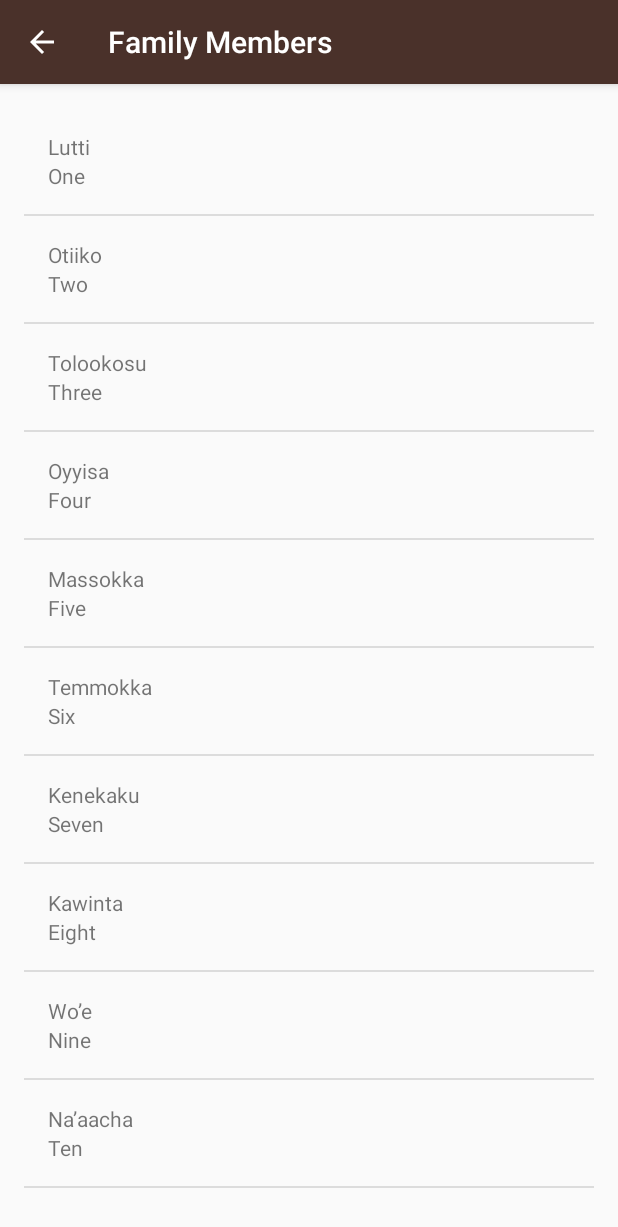
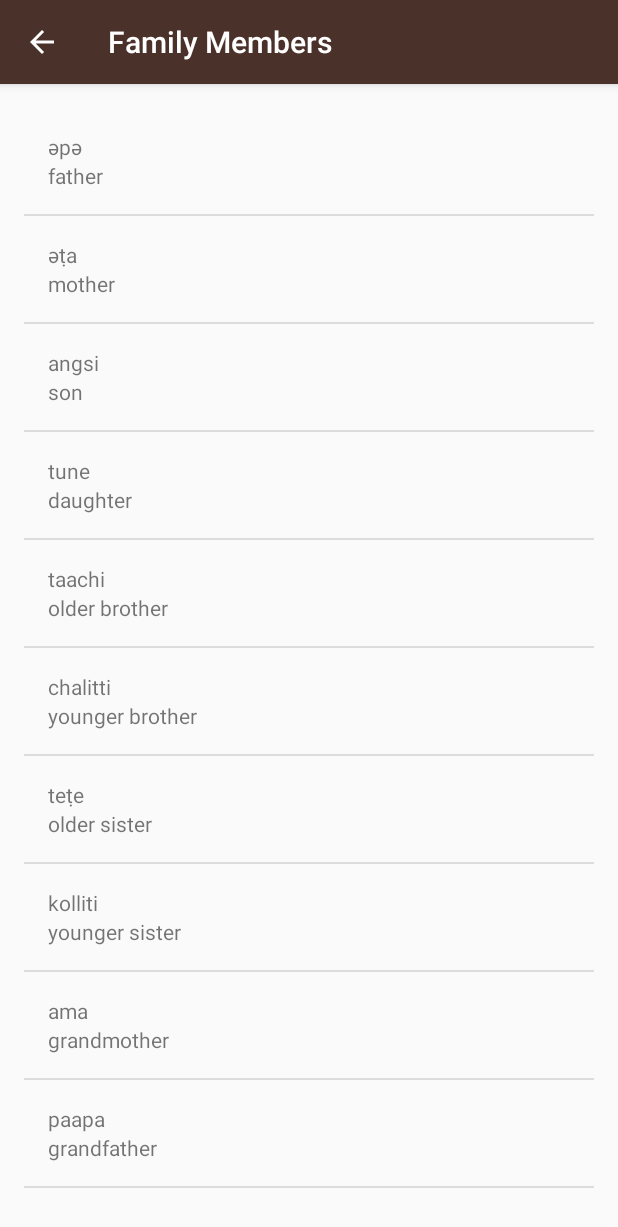
Before and after one commit to pavanrkadave/Miwok, an Android app: the FamilyActivity screen opened directly, with no data from a screen before it, on a phone screen of 412 x 824 dp. Shown: the top 1227 px of the screen. Run offline under Robolectric (Android 15) with nearby library versions, the phone set to English and light mode, and no system bars.

Commit message:
Changes to Colors Activity and Family Activity to display proper Words and translation.

```diff
--- a/app/src/main/java/com/example/android/miwok/FamilyActivity.java
+++ b/app/src/main/java/com/example/android/miwok/FamilyActivity.java
@@ -24,16 +24,16 @@ public class FamilyActivity extends AppCompatActivity {
         ArrayList<Word> words = new ArrayList<Word>();
 
         //Adding the words to the words arrayList
-        words.add(new Word("One", "Lutti"));
-        words.add(new Word("Two", "Otiiko"));
-        words.add(new Word("Three", "Tolookosu"));
-        words.add(new Word("Four", "Oyyisa"));
-        words.add(new Word("Five", "Massokka"));
-        words.add(new Word("Six", "Temmokka"));
-        words.add(new Word("Seven", "Kenekaku"));
-        words.add(new Word("Eight", "Kawinta"));
-        words.add(new Word("Nine", "Wo’e"));
-        words.add(new Word("Ten", "Na’aacha"));
+        words.add(new Word("father", "әpә"));
+        words.add(new Word("mother", "әṭa"));
+        words.add(new Word("son", "angsi"));
+        words.add(new Word("daughter", "tune"));
+        words.add(new Word("older brother", "taachi"));
+        words.add(new Word("younger brother", "chalitti"));
+        words.add(new Word("older sister", "teṭe"));
+        words.add(new Word("younger sister", "kolliti"));
+        words.add(new Word("grandmother", "ama"));
+        words.add(new Word("grandfather", "paapa"));
 
         // Create an {@link WordAdapter}, whose data source is a list of {@link Word}s. The
         // adapter knows how to create list items for each item in the list.
```
Also changed, not shown: app/src/main/java/com/example/android/miwok/ColorsActivity.java (+8 -10 lines).
